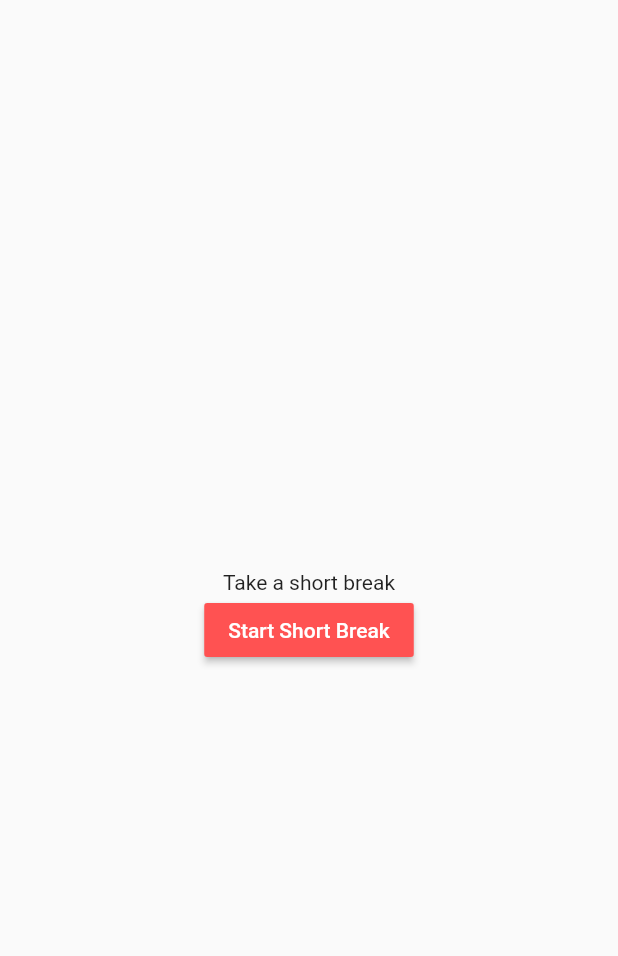
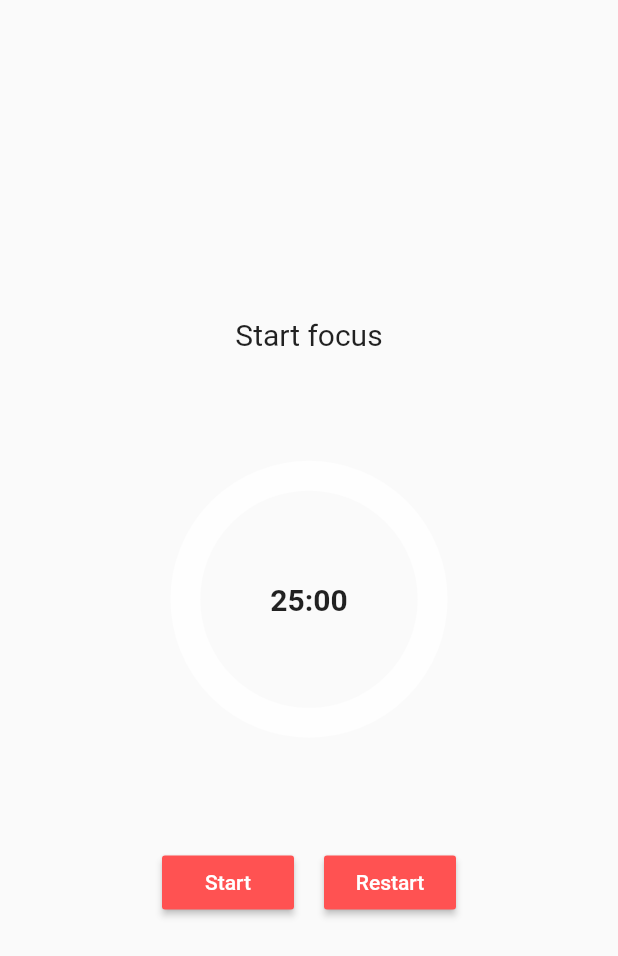
Before and after one commit to TranVanDinh235/pomodoro, a Flutter app: the screen it shows after launch, on a phone screen of 412 x 824 dp. Shown: the top 956 px of the screen. Run offline on Flutter 3.47's test engine with Material 2 defaults, Android fonts, the phone set to English and light mode, and no system bars; drawn by our look-alikes of circular_countdown_timer; our stand-ins replace hive; accounts and stored records are empty.

```diff
--- /dev/null
+++ b/lib/data/pomodoro.dart
@@ -0,0 +1,19 @@
+import 'package:hive/hive.dart';
+
+part 'pomodoro.g.dart';
+
+@HiveType(typeId: 1)
+class Pomodoro extends HiveObject {
+  Pomodoro({required this.start, required this.end});
+
+  @HiveField(0)
+  DateTime start;
+
+  @HiveField(1)
+  DateTime end;
+
+  @override
+  String toString() {
+    return '$start: $end';
+  }
+}
--- a/lib/ui/home_page.dart
+++ b/lib/ui/home_page.dart
@@ -1,3 +1,4 @@
+import 'package:circular_countdown_timer/circular_countdown_timer.dart';
 import 'package:flutter/material.dart';
 
 class MyHomePage extends StatefulWidget {
@@ -8,18 +9,118 @@ class MyHomePage extends StatefulWidget {
 }
 
 class _MyHomePageState extends State<MyHomePage> {
-  int _counter = 0;
+  @override
+  Widget build(BuildContext context) {
+    return const Scaffold(
+      body: StartFocus(),
+    );
+  }
+}
 
-  void _incrementCounter() {
-    setState(() {
-      _counter++;
-    });
+class StartFocus extends StatefulWidget {
+  const StartFocus({super.key});
+
+  @override
+  State<StartFocus> createState() => _StartFocusState();
 }
+
+class _StartFocusState extends State<StartFocus> {
+  final controller = CountDownController();
+  bool isFocus = false;
 
   @override
   Widget build(BuildContext context) {
-    return Scaffold(
-      body: Center(
+    return Center(
+      child: Column(
+        mainAxisAlignment: MainAxisAlignment.center,
+        children: <Widget>[
+          const Text(
+            'Start focus',
+            style: TextStyle(fontSize: 20),
+          ),
+          CircularCountDownTimer(
+            duration: 1500,
+            initialDuration: 0,
+            controller: controller,
+            width: MediaQuery.of(context).size.width / 2.5,
+            height: MediaQuery.of(context).size.height / 2.5,
+            ringColor: Colors.white70,
+            ringGradient: null,
+            fillColor: Colors.redAccent,
+            fillGradient: null,
+            backgroundColor: Colors.transparent,
+            backgroundGradient: null,
+            strokeWidth: 20.0,
+            strokeCap: StrokeCap.round,
+            textStyle: const TextStyle(
+              fontSize: 20,
+              fontWeight: FontWeight.bold,
+            ),
+            textFormat: CountdownTextFormat.MM_SS,
+            isReverse: true,
+            isReverseAnimation: false,
+            isTimerTextShown: true,
+            autoStart: false,
+            onStart: () {
+              isFocus = true;
+              debugPrint('Countdown Started');
+            },
+            onComplete: () {
+              isFocus = false;
+              debugPrint('Countdown Ended');
+            },
+            onChange: (String timeStamp) {
+              debugPrint('Countdown Changed $timeStamp');
+            },
+            timeFormatterFunction: (defaultFormatterFunction, duration) {
+              if (duration.inSeconds == 0) {
+                return '';
+              } else {
+                return Function.apply(defaultFormatterFunction, [duration]);
+              }
+            },
+          ),
+          Row(
+            mainAxisAlignment: MainAxisAlignment.center,
+            children: [
+              MaterialButton(
+                color: Colors.redAccent,
+                onPressed: () {
+                  isFocus ? controller.start() : controller.pause();
+                },
+                child: Text(
+                  isFocus ? 'Stop' : 'Start',
+                  style: const TextStyle(color: Colors.white),
+                ),
+              ),
+              const SizedBox(width: 20),
+              MaterialButton(
+                color: Colors.redAccent,
+                onPressed: () {},
+                child: const Text(
+                  'Restart',
+                  style: TextStyle(color: Colors.white),
+                ),
+              ),
+            ],
+          )
+        ],
+      ),
+    );
+  }
+}
+
+class ShortBeak extends StatefulWidget {
+  const ShortBeak({super.key});
+
+  @override
+  State<ShortBeak> createState() => _ShortBeakState();
+}
+
+class _ShortBeakState extends State<ShortBeak> {
+  @override
+  Widget build(BuildContext context) {
+    return Center(
       child: Column(
         mainAxisAlignment: MainAxisAlignment.center,
         children: <Widget>[
@@ -36,7 +137,6 @@ class _MyHomePageState extends State<MyHomePage> {
           )
         ],
       ),
-      ),
     );
   }
 }
--- a/pubspec.yaml
+++ b/pubspec.yaml
@@ -36,10 +36,14 @@ dependencies:
   # The following adds the Cupertino Icons font to your application.
   # Use with the CupertinoIcons class for iOS style icons.
   cupertino_icons: ^1.0.2
+  hive: ^2.2.3
+  circular_countdown_timer: ^0.2.3
 
 dev_dependencies:
   flutter_test:
     sdk: flutter
+  build_runner:
+  hive_generator:
 
   # The "flutter_lints" package below contains a set of recommended lints to
   # encourage good coding practices. The lint set provided by the package is
```
Also changed, not shown: lib/data/daily.dart (added, +20 -0 lines), lib/main.dart (+10 -0 lines), lib/data/daily.g.dart (added), lib/data/pomodoro.g.dart (added), lib/ui/history_page.dart (added), pubspec.lock, 1 other file. Lines whose indentation alone changed are shown as unchanged.
